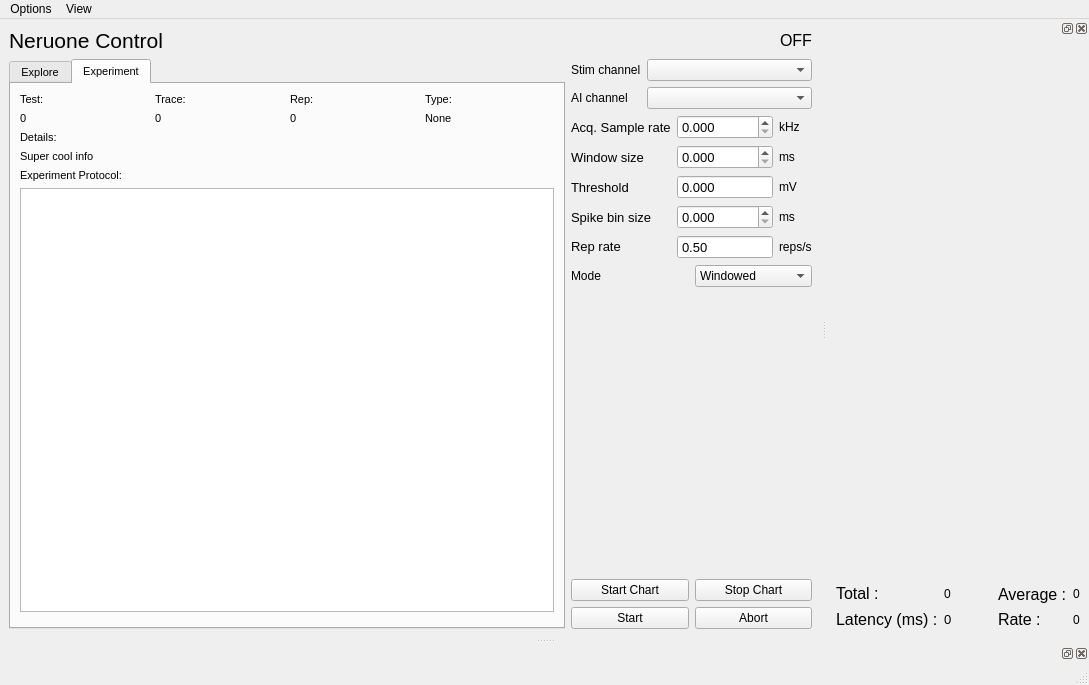
First picture: the form in spikeylab/main/main_control.ui, repository portfors-lab/sparkle, before the edit.
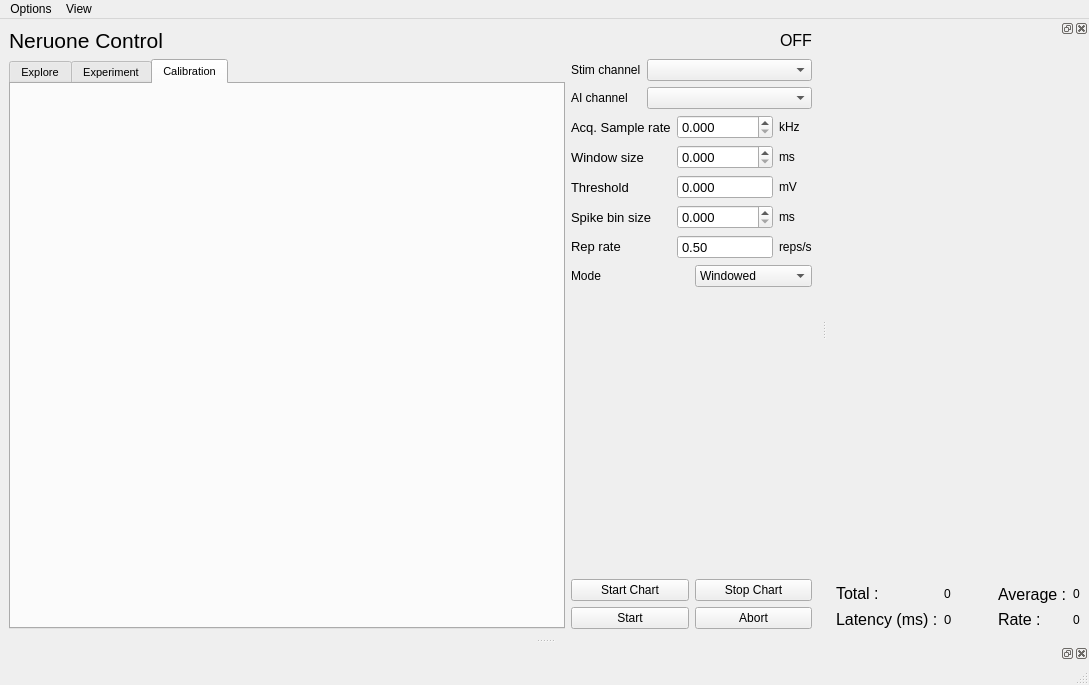
Second picture: the form after the edit. Custom widgets are drawn as their Qt base class.

Commit message: Refactoring calibration to be integrated into main UI

```diff
--- a/spikeylab/main/main_control.ui
+++ b/spikeylab/main/main_control.ui
@@ -70,7 +70,7 @@
          </font>
         </property>
         <property name="currentIndex">
-         <number>1</number>
+         <number>2</number>
         </property>
         <widget class="QWidget" name="tab_explore">
          <attribute name="title">
@@ -299,6 +299,16 @@
           </item>
          </layout>
         </widget>
+        <widget class="QWidget" name="tab_calibrate">
+         <attribute name="title">
+          <string>Calibration</string>
+         </attribute>
+         <layout class="QVBoxLayout" name="verticalLayout">
+          <item>
+           <widget class="CalibrationWidget" name="widget" native="true"/>
+          </item>
+         </layout>
+        </widget>
        </widget>
       </item>
       <item>
@@ -861,6 +871,12 @@
    <extends>QDoubleSpinBox</extends>
    <header>spikeylab.stim.smart_spinbox</header>
   </customwidget>
+  <customwidget>
+   <class>CalibrationWidget</class>
+   <extends>QWidget</extends>
+   <header>spikeylab.calibration.calibration_widget</header>
+   <container>1</container>
+  </customwidget>
  </customwidgets>
  <resources/>
  <connections>
```
The commit also changes 6 other files.
